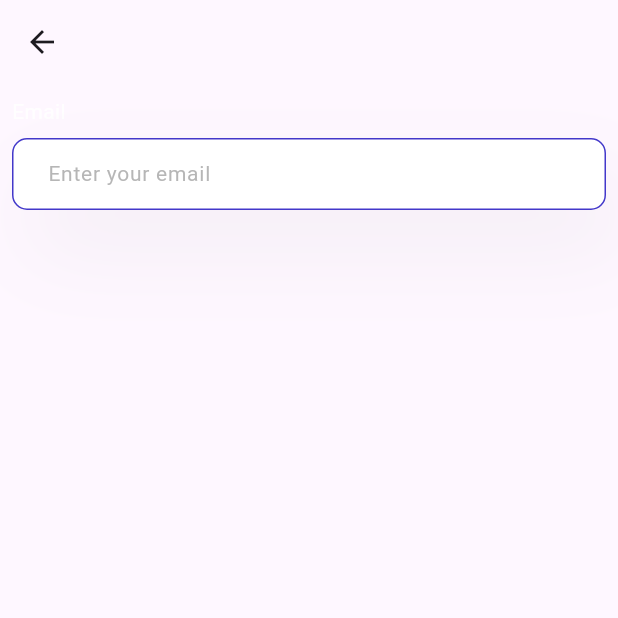
After one commit to KhubaibJamal/FYP, a Flutter app: the screen it shows after launch, after a tap on "InputTextFields", on a phone screen of 412 x 824 dp, the top half of it. The commit adds this screen. Run offline on Flutter 3.47's test engine with Material 3 defaults, Android fonts, the phone set to English and light mode, and no system bars.

Commit message:
textFields:category for textfield

```diff
--- a/lib/home/home.dart
+++ b/lib/home/home.dart
@@ -1,5 +1,6 @@
 import 'package:flutter/material.dart';
 import 'package:fyp/home/buttons.dart';
+import 'package:fyp/home/input_text_fields.dart';
 import 'package:fyp/home/search_bars.dart';
 
 class Home extends StatelessWidget {
@@ -49,6 +50,24 @@ class Home extends StatelessWidget {
                   const SizedBox(width: 10),
                 ],
               ),
+              const SizedBox(height: 10),
+              Row(
+                children: [
+                  HomeWidget(
+                    width: width * 1.5,
+                    title: 'InputTextFields',
+                    onTap: () {
+                      Navigator.push(
+                        context,
+                        MaterialPageRoute(
+                          builder: (context) => InputTextFields(),
+                        ),
+                      );
+                    },
+                  ),
+                  const SizedBox(width: 10),
+                ],
+              )
             ],
           ),
         ),
--- /dev/null
+++ b/lib/home/input_text_fields.dart
@@ -0,0 +1,26 @@
+import 'package:flutter/material.dart';
+import 'package:fyp/text%20fields/input_text_field1.dart';
+
+class InputTextFields extends StatelessWidget {
+  InputTextFields({super.key});
+
+  final TextEditingController controller = TextEditingController();
+
+  @override
+  Widget build(BuildContext context) {
+    return Scaffold(
+      appBar: AppBar(),
+      body: SingleChildScrollView(
+        child: Padding(
+          padding: const EdgeInsets.all(8.0),
+          child: Column(
+            children: [
+              InputTextField1(inputController: controller),
+              const SizedBox(height: 10),
+            ],
+          ),
+        ),
+      ),
+    );
+  }
+}
--- /dev/null
+++ b/lib/text fields/input_text_field1.dart
@@ -0,0 +1,72 @@
+import 'package:flutter/material.dart';
+
+class InputTextField1 extends StatelessWidget {
+  final TextEditingController inputController;
+  const InputTextField1({Key? key, required this.inputController})
+      : super(key: key);
+
+  @override
+  Widget build(BuildContext context) {
+    const primaryColor = Color(0xff4338CA);
+    const secondaryColor = Color(0xff6D28D9);
+    const accentColor = Color(0xffffffff);
+    const errorColor = Color(0xffEF4444);
+
+    return Column(
+      crossAxisAlignment: CrossAxisAlignment.start,
+      children: [
+        Text(
+          "Email",
+          style: TextStyle(
+              fontSize: 14,
+              fontWeight: FontWeight.normal,
+              color: Colors.white.withOpacity(.9)),
+        ),
+        const SizedBox(height: 8),
+        Container(
+          height: 50,
+          decoration: BoxDecoration(
+            boxShadow: [
+              BoxShadow(
+                offset: const Offset(12, 26),
+                blurRadius: 50,
+                spreadRadius: 0,
+                color: Colors.grey.withOpacity(.1),
+              ),
+            ],
+          ),
+          child: TextField(
+            controller: inputController,
+            onChanged: (value) {},
+            keyboardType: TextInputType.emailAddress,
+            style: const TextStyle(fontSize: 14, color: Colors.black),
+            decoration: InputDecoration(
+              filled: true,
+              fillColor: accentColor,
+              hintText: 'Enter your email',
+              hintStyle: TextStyle(color: Colors.grey.withOpacity(.75)),
+              contentPadding:
+                  const EdgeInsets.symmetric(vertical: 0.0, horizontal: 20.0),
+              border: const OutlineInputBorder(
+                borderSide: BorderSide(color: primaryColor, width: 1.0),
+                borderRadius: BorderRadius.all(Radius.circular(10.0)),
+              ),
+              focusedBorder: const OutlineInputBorder(
+                borderSide: BorderSide(color: secondaryColor, width: 1.0),
+                borderRadius: BorderRadius.all(Radius.circular(10.0)),
+              ),
+              errorBorder: const OutlineInputBorder(
+                borderSide: BorderSide(color: errorColor, width: 1.0),
+                borderRadius: BorderRadius.all(Radius.circular(10.0)),
+              ),
+              enabledBorder: const OutlineInputBorder(
+                borderSide: BorderSide(color: primaryColor, width: 1.0),
+                borderRadius: BorderRadius.all(Radius.circular(10.0)),
+              ),
+            ),
+          ),
+        ),
+      ],
+    );
+  }
+}
```
